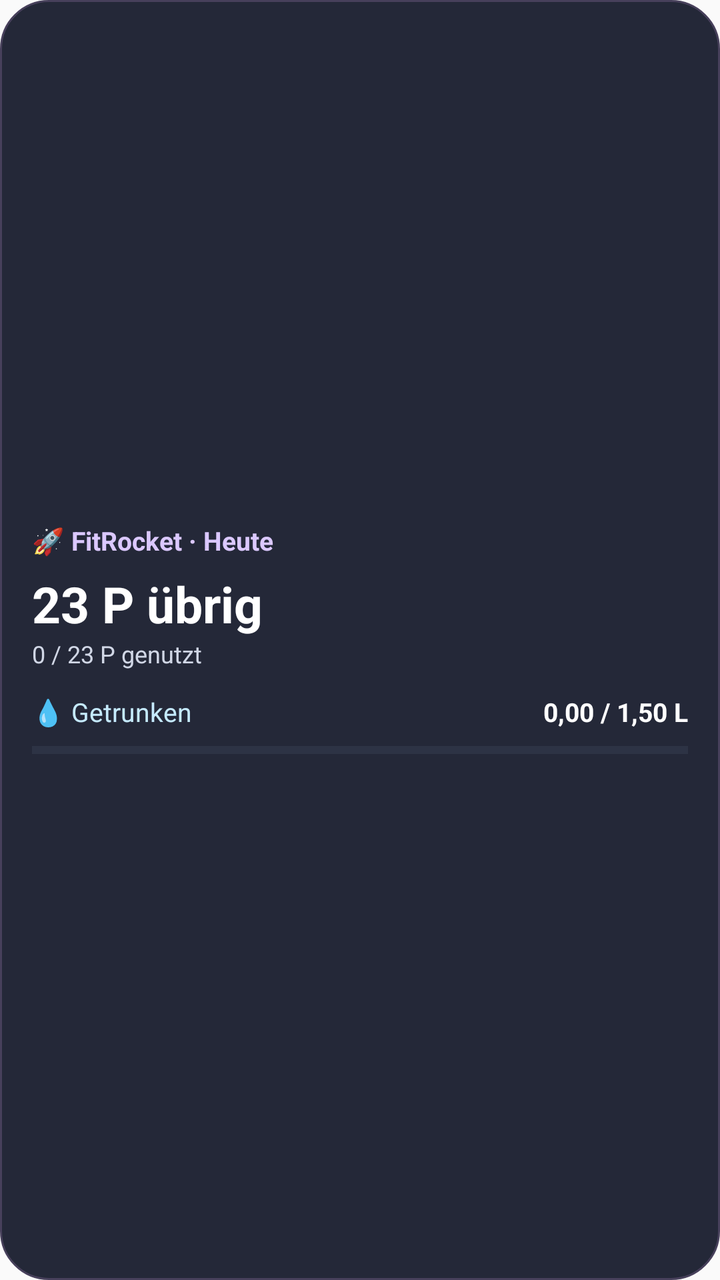
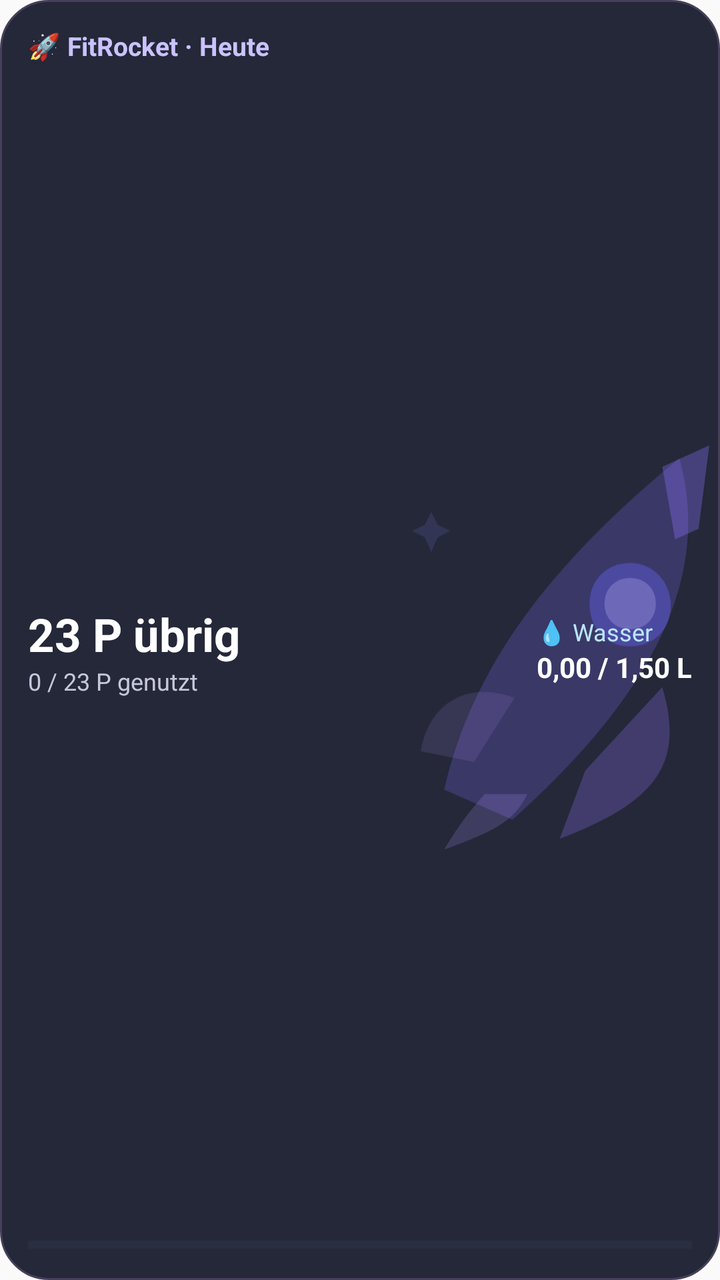

Screens rendered from an Android XML layout before and after an edit, with the pre-edit source and the edit as a unified diff.
<!-- AndroidManifest.xml: application theme android:Theme.Material.Light.NoActionBar -->
<!-- res/layout/fitrocket_widget.xml -->
<?xml version="1.0" encoding="utf-8"?>
<LinearLayout xmlns:android="http://schemas.android.com/apk/res/android"
    android:id="@+id/widget_root"
    android:layout_width="match_parent"
    android:layout_height="match_parent"
    android:padding="16dp"
    android:orientation="vertical"
    android:gravity="center_vertical"
    android:background="@drawable/fitrocket_widget_background">
    <TextView
        android:layout_width="match_parent"
        android:layout_height="wrap_content"
        android:text="🚀 FitRocket · Heute"
        android:textColor="#DBC8FF"
        android:textSize="13sp"
        android:textStyle="bold" />
    <TextView
        android:id="@+id/widget_points"
        android:layout_width="match_parent"
        android:layout_height="wrap_content"
        android:layout_marginTop="6dp"
        android:text="23 P übrig"
        android:textColor="#FFFFFF"
        android:textSize="25sp"
        android:textStyle="bold" />
    <TextView
        android:id="@+id/widget_used"
        android:layout_width="match_parent"
        android:layout_height="wrap_content"
        android:text="0 / 23 P genutzt"
        android:textColor="#D1D7E6"
        android:textSize="12sp" />
    <LinearLayout
        android:layout_width="match_parent"
        android:layout_height="wrap_content"
        android:layout_marginTop="12dp"
        android:gravity="center_vertical"
        android:orientation="horizontal">
        <TextView
            android:layout_width="0dp"
            android:layout_height="wrap_content"
            android:layout_weight="1"
            android:text="💧 Getrunken"
            android:textColor="#C5EAFD"
            android:textSize="13sp" />
        <TextView
            android:id="@+id/widget_water"
            android:layout_width="wrap_content"
            android:layout_height="wrap_content"
            android:text="0,00 / 1,50 L"
            android:textColor="#FFFFFF"
            android:textStyle="bold"
            android:textSize="13sp" />
    </LinearLayout>
    <ProgressBar
        android:id="@+id/widget_water_bar"
        style="?android:attr/progressBarStyleHorizontal"
        android:layout_width="match_parent"
        android:layout_height="7dp"
        android:layout_marginTop="7dp"
        android:max="100"
        android:progress="0"
        android:progressTint="#94D8F4"
        android:progressBackgroundTint="#465169" />
</LinearLayout>
<!-- resources referenced by this layout -->
<resources>
  <!-- drawable fitrocket_widget_background (drawable) -->
  <?xml version="1.0" encoding="utf-8"?>
  <shape xmlns:android="http://schemas.android.com/apk/res/android" android:shape="rectangle">
    <solid android:color="#242838"/>
    <corners android:radius="24dp"/>
    <stroke android:width="1dp" android:color="#47405B"/>
  </shape>
</resources>

<!-- the commit's change to res/layout/fitrocket_widget.xml (unified diff, before → after) -->
@@ -1,65 +1,51 @@
 <?xml version="1.0" encoding="utf-8"?>
-<LinearLayout xmlns:android="http://schemas.android.com/apk/res/android"
+<FrameLayout xmlns:android="http://schemas.android.com/apk/res/android"
     android:id="@+id/widget_root"
-    android:layout_width="match_parent"
-    android:layout_height="match_parent"
-    android:padding="16dp"
-    android:orientation="vertical"
-    android:gravity="center_vertical"
+    android:layout_width="match_parent" android:layout_height="match_parent"
     android:background="@drawable/fitrocket_widget_background">
-    <TextView
-        android:layout_width="match_parent"
-        android:layout_height="wrap_content"
-        android:text="🚀 FitRocket · Heute"
-        android:textColor="#DBC8FF"
-        android:textSize="13sp"
-        android:textStyle="bold" />
-    <TextView
-        android:id="@+id/widget_points"
-        android:layout_width="match_parent"
-        android:layout_height="wrap_content"
-        android:layout_marginTop="6dp"
-        android:text="23 P übrig"
-        android:textColor="#FFFFFF"
-        android:textSize="25sp"
-        android:textStyle="bold" />
-    <TextView
-        android:id="@+id/widget_used"
-        android:layout_width="match_parent"
-        android:layout_height="wrap_content"
-        android:text="0 / 23 P genutzt"
-        android:textColor="#D1D7E6"
-        android:textSize="12sp" />
-    <LinearLayout
-        android:layout_width="match_parent"
-        android:layout_height="wrap_content"
-        android:layout_marginTop="12dp"
-        android:gravity="center_vertical"
-        android:orientation="horizontal">
-        <TextView
-            android:layout_width="0dp"
-            android:layout_height="wrap_content"
-            android:layout_weight="1"
-            android:text="💧 Getrunken"
-            android:textColor="#C5EAFD"
-            android:textSize="13sp" />
-        <TextView
-            android:id="@+id/widget_water"
-            android:layout_width="wrap_content"
-            android:layout_height="wrap_content"
-            android:text="0,00 / 1,50 L"
-            android:textColor="#FFFFFF"
-            android:textStyle="bold"
-            android:textSize="13sp" />
+    <ImageView android:layout_width="154dp" android:layout_height="match_parent"
+        android:layout_gravity="right|center_vertical"
+        android:src="@drawable/fitrocket_widget_rocket"
+        android:contentDescription="@null"/>
+    <LinearLayout android:layout_width="match_parent" android:layout_height="match_parent"
+        android:orientation="vertical" android:padding="14dp">
+        <TextView android:layout_width="match_parent" android:layout_height="wrap_content"
+            android:text="🚀 FitRocket · Heute" android:textSize="13sp"
+            android:textColor="#CBC2FF" android:textStyle="bold"/>
+        <LinearLayout android:layout_width="match_parent" android:layout_height="0dp"
+            android:layout_weight="1" android:orientation="horizontal"
+            android:gravity="center_vertical">
+            <LinearLayout android:layout_width="0dp" android:layout_height="wrap_content"
+                android:layout_weight="1" android:orientation="vertical">
+                <TextView android:id="@+id/widget_points"
+                    android:layout_width="match_parent" android:layout_height="wrap_content"
+                    android:text="23 P übrig" android:textSize="23sp"
+                    android:textColor="#FFFFFF" android:textStyle="bold"
+                    android:maxLines="1" android:ellipsize="end"/>
+                <TextView android:id="@+id/widget_used"
+                    android:layout_width="match_parent" android:layout_height="wrap_content"
+                    android:text="0 / 23 P genutzt" android:textSize="12sp"
+                    android:textColor="#C6C7DD"/>
+            </LinearLayout>
+            <LinearLayout android:layout_width="wrap_content"
+                android:layout_height="wrap_content" android:orientation="vertical"
+                android:paddingLeft="7dp">
+                <TextView android:layout_width="wrap_content"
+                    android:layout_height="wrap_content"
+                    android:text="💧 Wasser" android:textSize="12sp"
+                    android:textColor="#B9E6FF"/>
+                <TextView android:id="@+id/widget_water"
+                    android:layout_width="wrap_content"
+                    android:layout_height="wrap_content"
+                    android:text="0,00 / 1,50 L"
+                    android:textColor="#FFFFFF" android:textSize="14sp"
+                    android:textStyle="bold"/>
+            </LinearLayout>
+        </LinearLayout>
+        <ProgressBar android:id="@+id/widget_water_bar"
+            style="?android:attr/progressBarStyleHorizontal"
+            android:layout_width="match_parent" android:layout_height="7dp"
+            android:progress="0" android:max="100"
+            android:progressTint="#7FBFFF" android:progressBackgroundTint="#3A4058"/>
     </LinearLayout>
-    <ProgressBar
-        android:id="@+id/widget_water_bar"
-        style="?android:attr/progressBarStyleHorizontal"
-        android:layout_width="match_parent"
-        android:layout_height="7dp"
-        android:layout_marginTop="7dp"
-        android:max="100"
-        android:progress="0"
-        android:progressTint="#94D8F4"
-        android:progressBackgroundTint="#465169" />
-</LinearLayout>
+</FrameLayout>
<!-- resource entries referenced after the edit -->
@@ -7,5 +7,27 @@
     <corners android:radius="24dp"/>
     <stroke android:width="1dp" android:color="#47405B"/>
   </shape>
+  <!-- drawable fitrocket_widget_rocket (drawable) -->
+  <?xml version="1.0" encoding="utf-8"?>
+  <vector xmlns:android="http://schemas.android.com/apk/res/android"
+      android:width="144dp" android:height="200dp"
+      android:viewportWidth="144" android:viewportHeight="200">
+      <path android:fillColor="#7D69F0" android:fillAlpha="0.25"
+          android:pathData="M15,170 C28,113 64,65 125,15 C142,76 105,132 47,184 Z"/>
+      <path android:fillColor="#8B74FF" android:fillAlpha="0.34"
+          android:pathData="M117,19 L139,9 L134,48 L123,53 Z"/>
+      <path android:fillColor="#AB91FF" android:fillAlpha="0.14"
+          android:pathData="M48,127 C26,119 8,129 4,152 L29,157 Z"/>
+      <path android:fillColor="#8C72F5" android:fillAlpha="0.28"
+          android:pathData="M81,161 L69,193 C113,176 128,159 117,122 Z"/>
+      <path android:fillColor="#5F5ADC" android:fillAlpha="0.5"
+          android:pathData="M83,83 C83,72 91,64 102,64 C113,64 121,73 121,84 C121,95 113,103 102,103 C91,103 83,95 83,83 Z"/>
+      <path android:fillColor="#D6CFFF" android:fillAlpha="0.24"
+          android:pathData="M90,83 C90,76 95,71 102,71 C109,71 114,76 114,83 C114,90 109,95 102,95 C95,95 90,90 90,83 Z"/>
+      <path android:fillColor="#B193FF" android:fillAlpha="0.20"
+          android:pathData="M34,172 C26,181 21,188 15,198 C40,189 48,184 54,172 Z"/>
+      <path android:fillColor="#907FFF" android:fillAlpha="0.15"
+          android:pathData="M9,40 L12,46 L18,49 L12,52 L9,59 L6,52 L0,49 L6,46 Z"/>
+  </vector>
 </resources>
 
